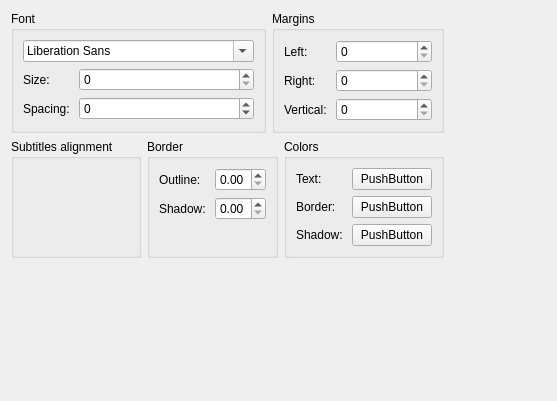
Old version of the form src/gui/Ui/OSDSettings.ui in the repository zaps166/QMPlay2.
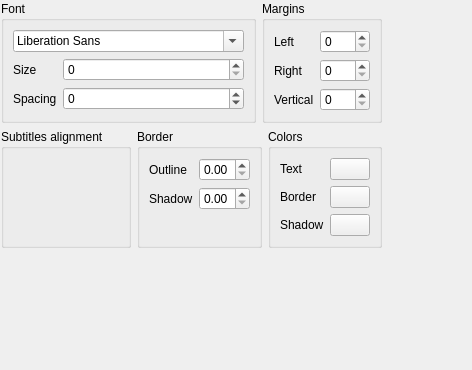
New version of the form. Custom widgets are drawn as their Qt base class.

Commit message:
Settings: Ui fixes after 2dc9b610b70c4b347b2ab48884aba36053f17023
- spacing and margin changes,
- scroll area for Page1,
- memory leak fixes,
- code style fixes,
- code changes.

What changed in the file:
```diff
--- a/src/gui/Ui/OSDSettings.ui
+++ b/src/gui/Ui/OSDSettings.ui
@@ -2,18 +2,23 @@
 <ui version="4.0">
  <class>OSDSettings</class>
  <widget class="QWidget" name="OSDSettings">
-  <property name="geometry">
-   <rect>
-    <x>0</x>
-    <y>0</y>
-    <width>557</width>
-    <height>401</height>
-   </rect>
-  </property>
-  <property name="windowTitle">
-   <string>Form</string>
-  </property>
   <layout class="QGridLayout" name="gridLayout">
+   <property name="margin">
+    <number>1</number>
+   </property>
+   <item row="0" column="1">
+    <spacer name="horizontalSpacer">
+     <property name="orientation">
+      <enum>Qt::Horizontal</enum>
+     </property>
+     <property name="sizeHint" stdset="0">
+      <size>
+       <width>89</width>
+       <height>20</height>
+      </size>
+     </property>
+    </spacer>
+   </item>
    <item row="0" column="0">
     <layout class="QVBoxLayout" name="_layout">
      <item>
@@ -30,7 +35,7 @@
           <item row="1" column="0">
            <widget class="QLabel" name="fontSizeL">
             <property name="text">
-             <string>Size: </string>
+             <string>Size</string>
             </property>
            </widget>
           </item>
@@ -40,7 +45,7 @@
           <item row="2" column="0">
            <widget class="QLabel" name="spacingL">
             <property name="text">
-             <string>Spacing: </string>
+             <string>Spacing</string>
             </property>
            </widget>
           </item>
@@ -66,7 +71,7 @@
           <item row="0" column="0">
            <widget class="QLabel" name="leftMarginL">
             <property name="text">
-             <string>Left: </string>
+             <string>Left</string>
             </property>
            </widget>
           </item>
@@ -76,7 +81,7 @@
           <item row="1" column="0">
            <widget class="QLabel" name="rightMarginL">
             <property name="text">
-             <string>Right: </string>
+             <string>Right</string>
             </property>
            </widget>
           </item>
@@ -86,7 +91,7 @@
           <item row="2" column="0">
            <widget class="QLabel" name="vMarginL">
             <property name="text">
-             <string>Vertical: </string>
+             <string>Vertical</string>
             </property>
            </widget>
           </item>
@@ -116,7 +121,7 @@
           <item row="0" column="0">
            <widget class="QLabel" name="outlineL">
             <property name="text">
-             <string>Outline: </string>
+             <string>Outline</string>
             </property>
            </widget>
           </item>
@@ -130,7 +135,7 @@
           <item row="1" column="0">
            <widget class="QLabel" name="shadowL">
             <property name="text">
-             <string>Shadow: </string>
+             <string>Shadow</string>
             </property>
            </widget>
           </item>
@@ -153,44 +158,32 @@
           <item row="0" column="0">
            <widget class="QLabel" name="textColorL">
             <property name="text">
-             <string>Text: </string>
+             <string>Text</string>
             </property>
            </widget>
           </item>
           <item row="0" column="1">
-           <widget class="ColorButton" name="textColorB">
-            <property name="text">
-             <string>PushButton</string>
-            </property>
-           </widget>
+           <widget class="ColorButton" name="textColorB"/>
           </item>
           <item row="1" column="0">
            <widget class="QLabel" name="outlineColorL">
             <property name="text">
-             <string>Border: </string>
+             <string>Border</string>
             </property>
            </widget>
           </item>
           <item row="1" column="1">
-           <widget class="ColorButton" name="outlineColorB">
-            <property name="text">
-             <string>PushButton</string>
-            </property>
-           </widget>
+           <widget class="ColorButton" name="outlineColorB"/>
           </item>
           <item row="2" column="0">
            <widget class="QLabel" name="shadowColorL">
             <property name="text">
-             <string>Shadow: </string>
+             <string>Shadow</string>
             </property>
            </widget>
           </item>
           <item row="2" column="1">
-           <widget class="ColorButton" name="shadowColorB">
-            <property name="text">
-             <string>PushButton</string>
-            </property>
-           </widget>
+           <widget class="ColorButton" name="shadowColorB"/>
           </item>
          </layout>
         </widget>
```
Left out of the diff: 15 changed lines with no effect on the pictures. The commit also changes 9 other files.
